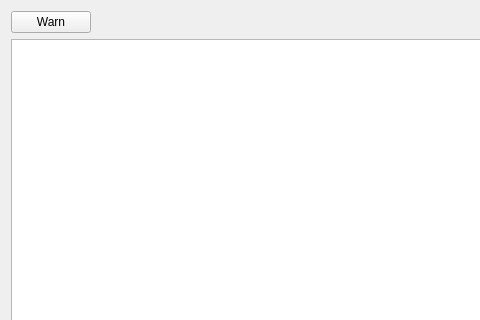
Old version of the form boreholeGUI/module/data_frame_table/qt/Widget.ui in the repository c-mellueh/IfcBorehole; both pictures show x 0 to 480 and y 0 to 320 of the 950 by 552 pixel window.
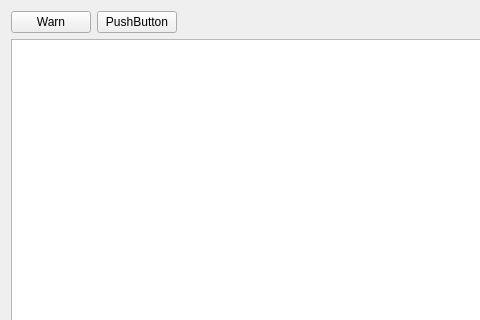
New version of the form. Custom widgets are drawn as their Qt base class.

Commit message: add Info Button for optional Columns

```diff
--- a/boreholeGUI/module/data_frame_table/qt/Widget.ui
+++ b/boreholeGUI/module/data_frame_table/qt/Widget.ui
@@ -23,6 +23,13 @@
                             </property>
                         </widget>
                     </item>
+                    <item>
+                        <widget class="QPushButton" name="button_info">
+                            <property name="text">
+                                <string>PushButton</string>
+                            </property>
+                        </widget>
+                    </item>
                     <item>
                         <spacer name="horizontalSpacer">
                             <property name="orientation">
```
Left out of the diff: 2 changed lines with no effect on the pictures. The commit also changes 4 other files.
